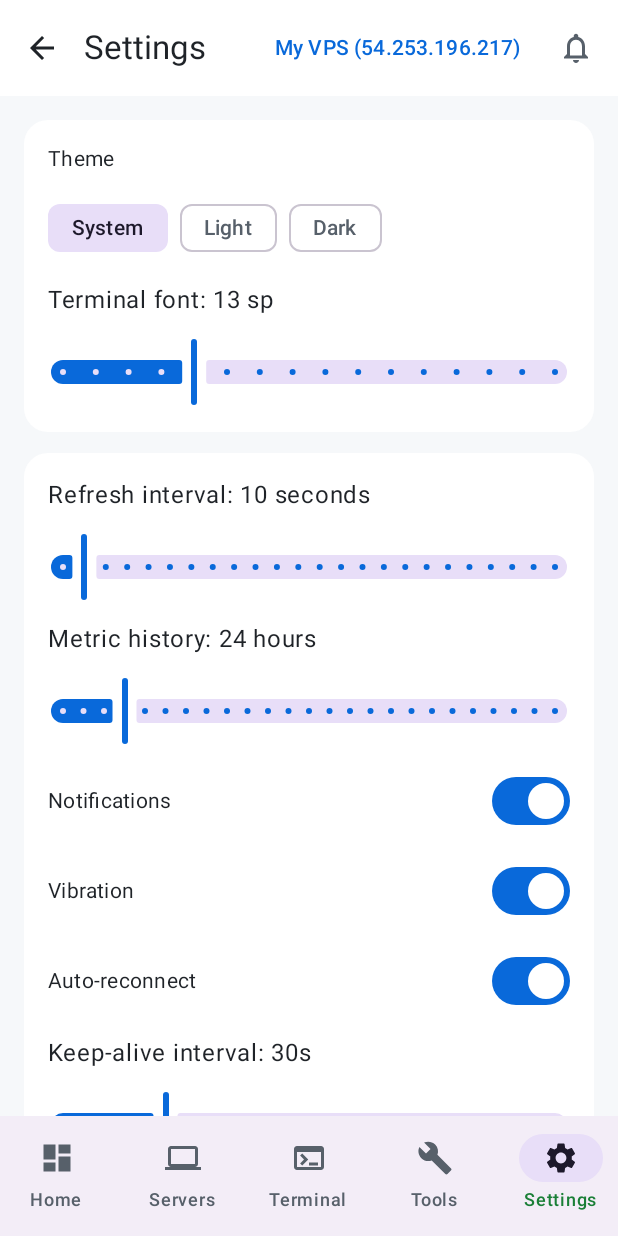
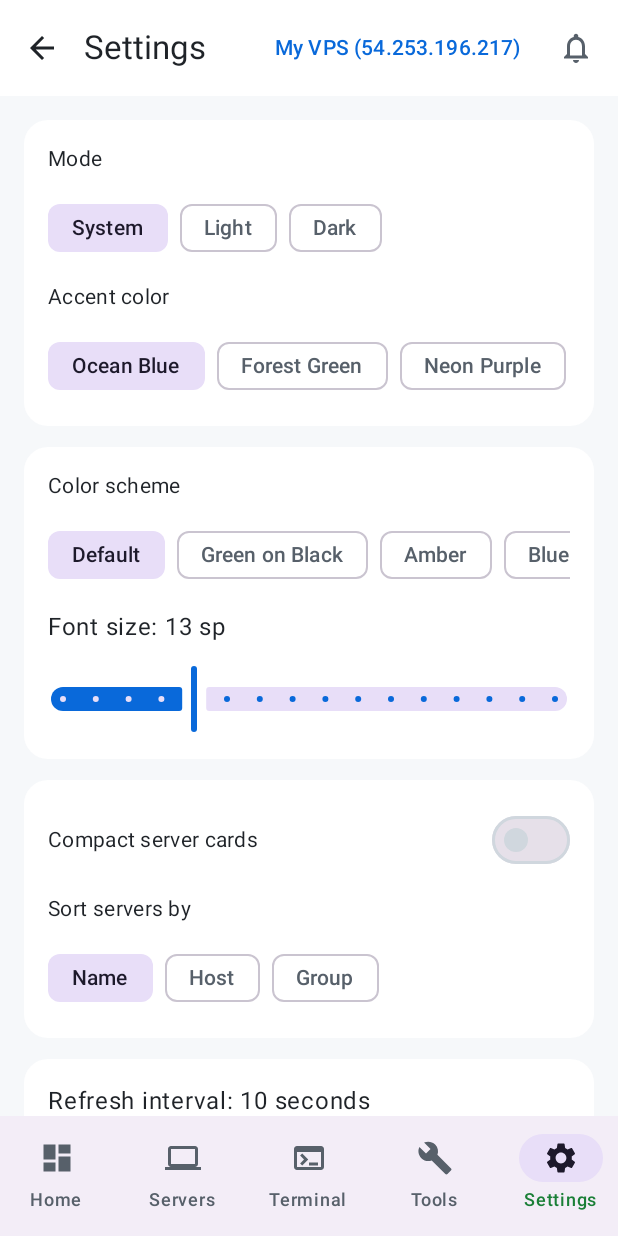
Before and after one commit to hiran-pavith/VPS-Console, an Android app built with Jetpack Compose: the SettingsScreen screen opened through its navigation route, on a phone screen of 412 x 824 dp. Run offline under Robolectric (Android 15) with nearby library versions, the phone set to English and light mode, and no system bars; our stand-ins replace Room's generated code; libraries missing offline, so code that uses them is left out: net.schmizz.sshj; 1 statement that could not run was skipped.

Commit message:
Auto-sync 2026-11-27T06:07:01Z

```diff
--- a/app/src/main/java/com/vpsconsole/app/ui/files/FilesScreen.kt
+++ b/app/src/main/java/com/vpsconsole/app/ui/files/FilesScreen.kt
@@ -60,6 +60,7 @@ fun FilesScreen(serverId: Long) {
     val container = LocalAppContainer.current
     val context = LocalContext.current
     val scope = rememberCoroutineScope()
+    val settings by container.settings.settings.collectAsState()
     var path by remember { mutableStateOf("") }
     var entries by remember { mutableStateOf<List<FileInfo>>(emptyList()) }
     var message by remember { mutableStateOf("") }
@@ -77,7 +78,13 @@ fun FilesScreen(serverId: Long) {
     suspend fun load() {
         busy = true
         val result = container.ssh.withSftp(serverId) { sftp ->
-            val target = if (path.isEmpty()) sftp.canonicalize(".").also { path = it } else path
+            val target = if (path.isEmpty()) {
+                when (settings.sftpDefaultPath) {
+                    "root" -> "/".also { path = it }
+                    "custom" -> settings.sftpCustomPath.ifBlank { "/" }.also { path = it }
+                    else -> sftp.canonicalize(".").also { path = it }
+                }
+            } else path
             listRemote(sftp, target)
         }
         result.onSuccess { entries = it }.onFailure { message = it.message ?: "Unable to list directory" }
--- a/app/src/main/java/com/vpsconsole/app/ui/settings/SettingsScreen.kt
+++ b/app/src/main/java/com/vpsconsole/app/ui/settings/SettingsScreen.kt
@@ -1,5 +1,6 @@
 package com.vpsconsole.app.ui.settings
 
+import androidx.compose.foundation.horizontalScroll
 import androidx.compose.foundation.layout.Arrangement
 import androidx.compose.foundation.layout.Column
 import androidx.compose.foundation.layout.Row
@@ -58,8 +59,8 @@ fun SettingsScreen() {
         Modifier.fillMaxSize().verticalScroll(rememberScrollState()).padding(16.dp),
         verticalArrangement = Arrangement.spacedBy(14.dp)
     ) {
-        SectionCard(title = "Appearance") {
-            Text("Theme", style = MaterialTheme.typography.bodyMedium)
+        SectionCard(title = "Appearance · Theme") {
+            Text("Mode", style = MaterialTheme.typography.bodyMedium)
             Row(horizontalArrangement = Arrangement.spacedBy(8.dp)) {
                 listOf("system" to "System", "light" to "Light", "dark" to "Dark").forEach { (value, label) ->
                     FilterChip(
@@ -69,13 +70,58 @@ fun SettingsScreen() {
                     )
                 }
             }
-            Text("Terminal font: ${settings.terminalFontSize} sp")
+            Text("Accent color", style = MaterialTheme.typography.bodyMedium)
+            androidx.compose.foundation.layout.Row(
+                modifier = Modifier.fillMaxWidth().horizontalScroll(rememberScrollState()),
+                horizontalArrangement = Arrangement.spacedBy(8.dp)
+            ) {
+                AccentTheme.entries.forEach { theme ->
+                    FilterChip(
+                        selected = settings.accentColor.equals(theme.name, ignoreCase = true),
+                        onClick = { container.settings.update { it.copy(accentColor = theme.name) } },
+                        label = { Text(theme.label) }
+                    )
+                }
+            }
+        }
+
+        SectionCard(title = "Terminal") {
+            Text("Color scheme", style = MaterialTheme.typography.bodyMedium)
+            Row(
+                modifier = Modifier.fillMaxWidth().horizontalScroll(rememberScrollState()),
+                horizontalArrangement = Arrangement.spacedBy(8.dp)
+            ) {
+                TerminalScheme.entries.forEach { scheme ->
+                    FilterChip(
+                        selected = settings.terminalColorScheme.equals(scheme.name, ignoreCase = true),
+                        onClick = { container.settings.update { it.copy(terminalColorScheme = scheme.name) } },
+                        label = { Text(scheme.label) }
+                    )
+                }
+            }
+            Text("Font size: ${settings.terminalFontSize} sp")
             Slider(
                 value = settings.terminalFontSize.toFloat(),
                 onValueChange = { container.settings.update { s -> s.copy(terminalFontSize = it.toInt()) } },
                 valueRange = 9f..24f,
                 steps = 14
             )
+        }
+
+        SectionCard(title = "Dashboard & Servers") {
+            SwitchRow("Compact server cards", settings.dashboardCompact) {
+                container.settings.update { s -> s.copy(dashboardCompact = it) }
+            }
+            Text("Sort servers by", style = MaterialTheme.typography.bodyMedium)
+            Row(horizontalArrangement = Arrangement.spacedBy(8.dp)) {
+                listOf("name" to "Name", "host" to "Host", "group" to "Group").forEach { (value, label) ->
+                    FilterChip(
+                        selected = settings.serverSortOrder == value,
+                        onClick = { container.settings.update { it.copy(serverSortOrder = value) } },
+                        label = { Text(label) }
+                    )
+                }
+            }
         }
 
         SectionCard(title = "Monitoring") {
@@ -102,6 +148,9 @@ fun SettingsScreen() {
             SwitchRow("Auto-reconnect", settings.autoReconnect) {
                 container.settings.update { s -> s.copy(autoReconnect = it) }
             }
+            SwitchRow("Notification sound", settings.notificationSound) {
+                container.settings.update { s -> s.copy(notificationSound = it) }
+            }
             Text("Keep-alive interval: ${settings.keepAliveSeconds}s")
             Slider(
                 value = settings.keepAliveSeconds.toFloat(),
@@ -109,6 +158,21 @@ fun SettingsScreen() {
                 valueRange = 5f..120f,
                 steps = 23
             )
+        }
+
+        SectionCard(title = "Monitor gauges") {
+            SwitchRow("Show CPU gauge", settings.showCpuGauge) {
+                container.settings.update { s -> s.copy(showCpuGauge = it) }
+            }
+            SwitchRow("Show RAM gauge", settings.showRamGauge) {
+                container.settings.update { s -> s.copy(showRamGauge = it) }
+            }
+            SwitchRow("Show Disk gauge", settings.showDiskGauge) {
+                container.settings.update { s -> s.copy(showDiskGauge = it) }
+            }
+            SwitchRow("Show Network gauges", settings.showNetworkGauge) {
+                container.settings.update { s -> s.copy(showNetworkGauge = it) }
+            }
         }
 
         SectionCard(title = "Security") {
@@ -149,6 +213,28 @@ fun SettingsScreen() {
         SectionCard(title = "File manager") {
             SwitchRow("Show hidden files", settings.showHiddenFiles) {
                 container.settings.update { s -> s.copy(showHiddenFiles = it) }
+            }
+            Text("Default remote path", style = MaterialTheme.typography.bodyMedium)
+            Row(
+                modifier = Modifier.fillMaxWidth().horizontalScroll(rememberScrollState()),
+                horizontalArrangement = Arrangement.spacedBy(8.dp)
+            ) {
+                listOf("home" to "User home", "root" to "Root (/)", "custom" to "Custom").forEach { (value, label) ->
+                    FilterChip(
+                        selected = settings.sftpDefaultPath == value,
+                        onClick = { container.settings.update { it.copy(sftpDefaultPath = value) } },
+                        label = { Text(label) }
+                    )
+                }
+            }
+            if (settings.sftpDefaultPath == "custom") {
+                OutlinedTextField(
+                    value = settings.sftpCustomPath,
+                    onValueChange = { container.settings.update { s -> s.copy(sftpCustomPath = it) } },
+                    label = { Text("Custom path") },
+                    modifier = Modifier.fillMaxWidth(),
+                    singleLine = true
+                )
             }
         }
 
```
